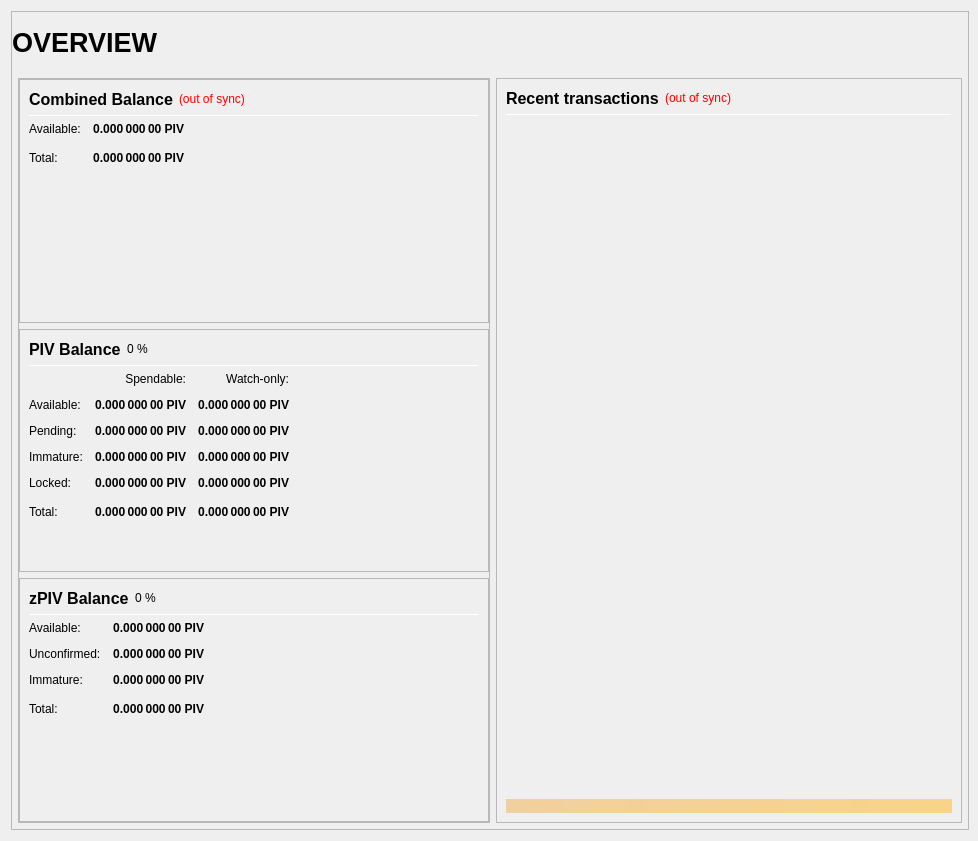
magnetwork/mag, file src/qt/forms/overviewpage.ui: the form before one commit.
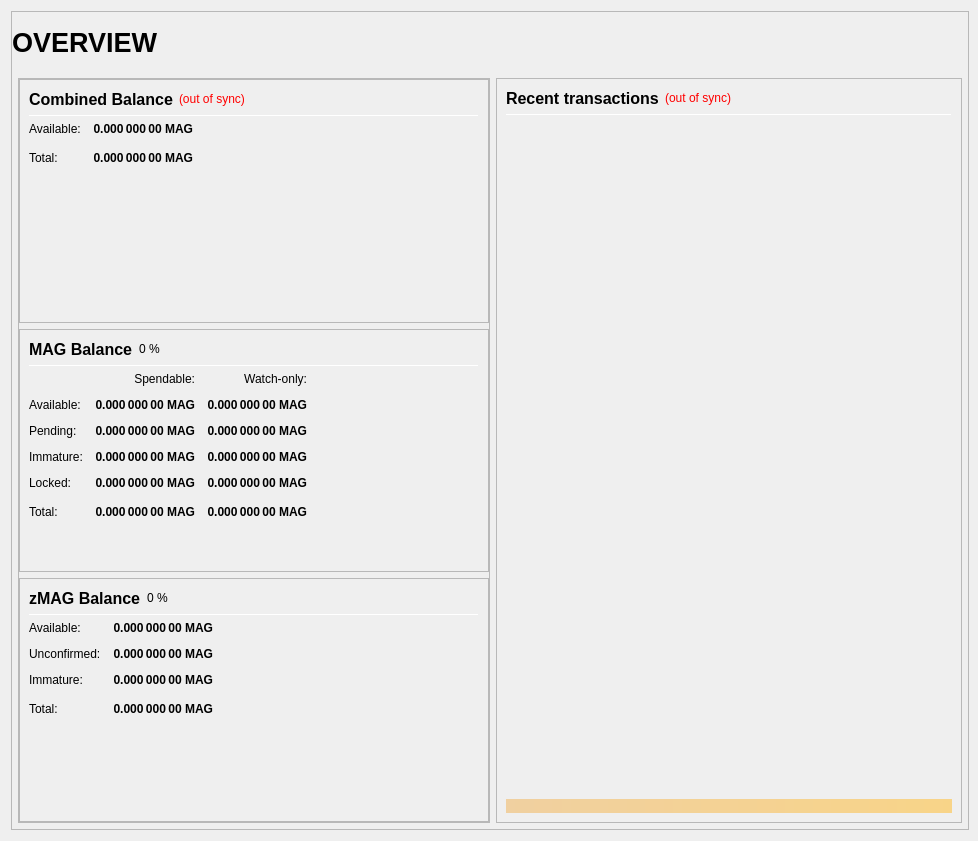
The form after the commit.

Patch:
```diff
--- a/src/qt/forms/overviewpage.ui
+++ b/src/qt/forms/overviewpage.ui
@@ -333,7 +333,7 @@
                           <string>Your current spendable balance</string>
                          </property>
                          <property name="text">
-                          <string notr="true">0.000 000 00 PIV</string>
+                          <string notr="true">0.000 000 00 MAG</string>
                          </property>
                          <property name="alignment">
                           <set>Qt::AlignRight|Qt::AlignTrailing|Qt::AlignVCenter</set>
@@ -365,7 +365,7 @@
                           <string>Total Balance, including all unavailable coins.</string>
                          </property>
                          <property name="text">
-                          <string notr="true">0.000 000 00 PIV</string>
+                          <string notr="true">0.000 000 00 MAG</string>
                          </property>
                          <property name="alignment">
                           <set>Qt::AlignRight|Qt::AlignTrailing|Qt::AlignVCenter</set>
@@ -433,7 +433,7 @@
                           </font>
                          </property>
                          <property name="text">
-                          <string>PIV Balance</string>
+                          <string>MAG Balance</string>
                          </property>
                         </widget>
                        </item>
@@ -525,7 +525,7 @@
                           <string>Your current spendable balance</string>
                          </property>
                          <property name="text">
-                          <string notr="true">0.000 000 00 PIV</string>
+                          <string notr="true">0.000 000 00 MAG</string>
                          </property>
                          <property name="alignment">
                           <set>Qt::AlignRight|Qt::AlignTrailing|Qt::AlignVCenter</set>
@@ -550,7 +550,7 @@
                           <string>Your current balance in watch-only addresses</string>
                          </property>
                          <property name="text">
-                          <string notr="true">0.000 000 00 PIV</string>
+                          <string notr="true">0.000 000 00 MAG</string>
                          </property>
                          <property name="alignment">
                           <set>Qt::AlignRight|Qt::AlignTrailing|Qt::AlignVCenter</set>
@@ -582,7 +582,7 @@
                           <string>Total of transactions that have yet to be confirmed, and do not yet count toward the spendable balance</string>
                          </property>
                          <property name="text">
-                          <string notr="true">0.000 000 00 PIV</string>
+                          <string notr="true">0.000 000 00 MAG</string>
                          </property>
                          <property name="alignment">
                           <set>Qt::AlignRight|Qt::AlignTrailing|Qt::AlignVCenter</set>
@@ -607,7 +607,7 @@
                           <string>Unconfirmed transactions to watch-only addresses</string>
                          </property>
                          <property name="text">
-                          <string notr="true">0.000 000 00 PIV</string>
+                          <string notr="true">0.000 000 00 MAG</string>
                          </property>
                          <property name="alignment">
                           <set>Qt::AlignRight|Qt::AlignTrailing|Qt::AlignVCenter</set>
@@ -639,7 +639,7 @@
                           <string>Staked or masternode rewards that has not yet matured</string>
                          </property>
                          <property name="text">
-                          <string notr="true">0.000 000 00 PIV</string>
+                          <string notr="true">0.000 000 00 MAG</string>
                          </property>
                          <property name="alignment">
                           <set>Qt::AlignRight|Qt::AlignTrailing|Qt::AlignVCenter</set>
@@ -664,7 +664,7 @@
                           <string>Staked or masternode rewards in watch-only addresses that has not yet matured</string>
                          </property>
                          <property name="text">
-                          <string notr="true">0.000 000 00 PIV</string>
+                          <string notr="true">0.000 000 00 MAG</string>
                          </property>
                          <property name="alignment">
                           <set>Qt::AlignRight|Qt::AlignTrailing|Qt::AlignVCenter</set>
@@ -699,7 +699,7 @@
                           <string>Locked PIV or Masternode collaterals. These are excluded from zPIV minting.</string>
                          </property>
                          <property name="text">
-                          <string notr="true">0.000 000 00 PIV</string>
+                          <string notr="true">0.000 000 00 MAG</string>
                          </property>
                          <property name="alignment">
                           <set>Qt::AlignRight|Qt::AlignTrailing|Qt::AlignVCenter</set>
@@ -724,7 +724,7 @@
                           <string>Current locked balance in watch-only addresses</string>
                          </property>
                          <property name="text">
-                          <string notr="true">0.000 000 00 PIV</string>
+                          <string notr="true">0.000 000 00 MAG</string>
                          </property>
                          <property name="alignment">
                           <set>Qt::AlignRight|Qt::AlignTrailing|Qt::AlignVCenter</set>
@@ -759,7 +759,7 @@
                           <string>Your current PIVX balance, unconfirmed and immature transactions included</string>
                          </property>
                          <property name="text">
-                          <string notr="true">0.000 000 00 PIV</string>
+                          <string notr="true">0.000 000 00 MAG</string>
                          </property>
                          <property name="alignment">
                           <set>Qt::AlignRight|Qt::AlignTrailing|Qt::AlignVCenter</set>
@@ -784,7 +784,7 @@
                           <string>Current total balance in watch-only addresses</string>
                          </property>
                          <property name="text">
-                          <string notr="true">0.000 000 00 PIV</string>
+                          <string notr="true">0.000 000 00 MAG</string>
                          </property>
                          <property name="alignment">
                           <set>Qt::AlignRight|Qt::AlignTrailing|Qt::AlignVCenter</set>
@@ -852,7 +852,7 @@
                           </font>
                          </property>
                          <property name="text">
-                          <string>zPIV Balance</string>
+                          <string>zMAG Balance</string>
                          </property>
                         </widget>
                        </item>
@@ -926,7 +926,7 @@
 These zPIV are spendable.</string>
                          </property>
                          <property name="text">
-                          <string notr="true">0.000 000 00 PIV</string>
+                          <string notr="true">0.000 000 00 MAG</string>
                          </property>
                          <property name="alignment">
                           <set>Qt::AlignRight|Qt::AlignTrailing|Qt::AlignVCenter</set>
@@ -957,7 +957,7 @@
 Immature: confirmed, but less than 1 mint of the same denomination after it was minted</string>
                          </property>
                          <property name="text">
-                          <string notr="true">0.000 000 00 PIV</string>
+                          <string notr="true">0.000 000 00 MAG</string>
                          </property>
                          <property name="alignment">
                           <set>Qt::AlignRight|Qt::AlignTrailing|Qt::AlignVCenter</set>
@@ -988,7 +988,7 @@
 Immature: confirmed, but less than 1 mint of the same denomination after it was minted</string>
                          </property>
                          <property name="text">
-                          <string notr="true">0.000 000 00 PIV</string>
+                          <string notr="true">0.000 000 00 MAG</string>
                          </property>
                          <property name="alignment">
                           <set>Qt::AlignRight|Qt::AlignTrailing|Qt::AlignVCenter</set>
@@ -1020,7 +1020,7 @@
                           <string>Your current zPIV balance, unconfirmed and immature zPIV included.</string>
                          </property>
                          <property name="text">
-                          <string notr="true">0.000 000 00 PIV</string>
+                          <string notr="true">0.000 000 00 MAG</string>
                          </property>
                          <property name="alignment">
                           <set>Qt::AlignRight|Qt::AlignTrailing|Qt::AlignVCenter</set>
```
Left out of the diff: 24 changed lines with no effect on the pictures.
